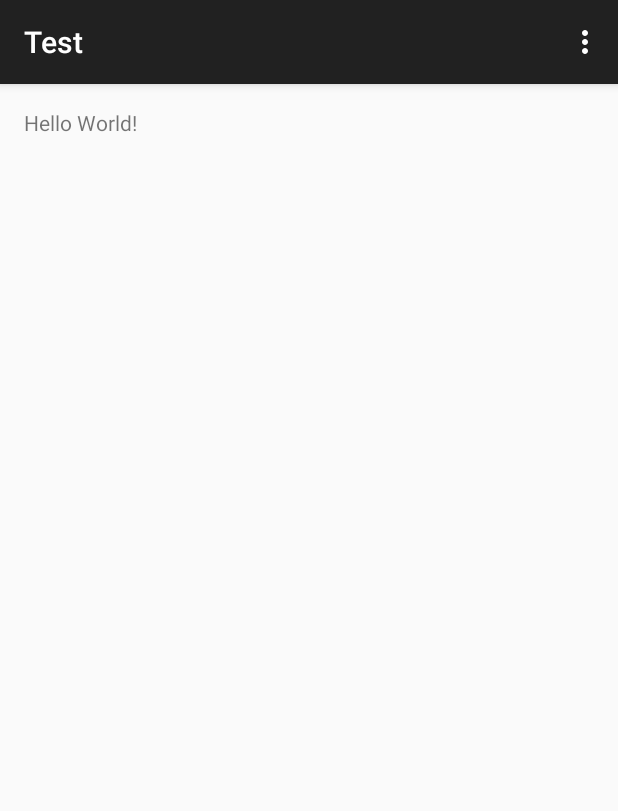
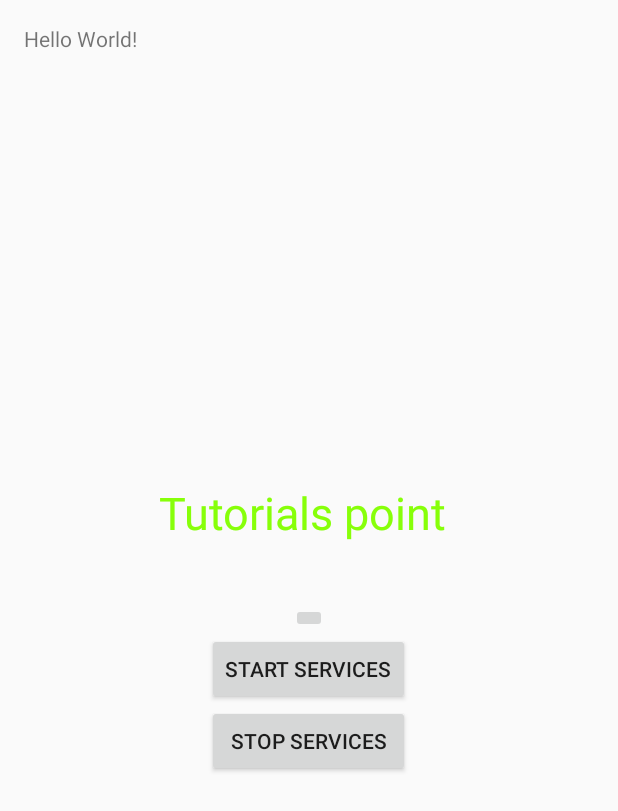
Before and after one commit to lixiangyang09/Android_test, an Android app: the screen it shows after launch (MainActivity), on a phone screen of 412 x 824 dp. Shown: the top 811 px of the screen. Run offline under Robolectric (Android 15) with nearby library versions, the phone set to English and light mode, and no system bars.

Commit message:
add service start and stop test

```diff
--- a/app/src/main/AndroidManifest.xml
+++ b/app/src/main/AndroidManifest.xml
@@ -17,6 +17,8 @@
                 <category android:name="android.intent.category.LAUNCHER"/>
             </intent-filter>
         </activity>
+
+        <service android:name=".MyService" />
     </application>
 
 </manifest>
--- a/app/src/main/java/com/example/study/test/MainActivity.java
+++ b/app/src/main/java/com/example/study/test/MainActivity.java
@@ -1,37 +1,32 @@
 package com.example.study.test;
 
 import android.os.Bundle;
-import android.support.v7.app.ActionBarActivity;
+import android.app.Activity;
 import android.view.Menu;
-import android.view.MenuItem;
+import android.content.Intent;
+import android.view.View;
 
-public class MainActivity extends ActionBarActivity {
+public class MainActivity extends Activity {
 
     @Override
-    protected void onCreate(Bundle savedInstanceState) {
+    public void onCreate(Bundle savedInstanceState) {
         super.onCreate(savedInstanceState);
         setContentView(R.layout.activity_main);
     }
 
     @Override
     public boolean onCreateOptionsMenu(Menu menu) {
-        // Inflate the menu; this adds items to the action bar if it is present.
         getMenuInflater().inflate(R.menu.menu_main, menu);
         return true;
     }
 
-    @Override
-    public boolean onOptionsItemSelected(MenuItem item) {
-        // Handle action bar item clicks here. The action bar will
-        // automatically handle clicks on the Home/Up button, so long
-        // as you specify a parent activity in AndroidManifest.xml.
-        int id = item.getItemId();
+    // Method to start the service
+    public void startService(View view) {
+        startService(new Intent(getBaseContext(), MyService.class));
+    }
 
-        //noinspection SimplifiableIfStatement
-        if (id == R.id.action_settings) {
-            return true;
-        }
-
-        return super.onOptionsItemSelected(item);
+    // Method to stop the service
+    public void stopService(View view) {
+        stopService(new Intent(getBaseContext(), MyService.class));
     }
 }
--- /dev/null
+++ b/app/src/main/java/com/example/study/test/MyService.java
@@ -0,0 +1,30 @@
+package com.example.study.test;
+
+/**
+ * Created by study on 2016/6/16.
+ */
+import android.app.Service;
+import android.content.Intent;
+import android.os.IBinder;
+import android.widget.Toast;
+
+public class MyService extends Service {
+
+    @Override
+    public IBinder onBind(Intent arg0) {
+        return null;
+    }
+
+    @Override
+    public int onStartCommand(Intent intent, int flags, int startId) {
+        // Let it continue running until it is stopped.
+        Toast.makeText(this, "Service Started", Toast.LENGTH_LONG).show();
+        return START_STICKY;
+    }
+
+    @Override
+    public void onDestroy() {
+        super.onDestroy();
+        Toast.makeText(this, "Service Destroyed", Toast.LENGTH_LONG).show();
+    }
+}
--- a/app/src/main/res/layout/activity_main.xml
+++ b/app/src/main/res/layout/activity_main.xml
@@ -14,4 +14,45 @@
             android:text="Hello World!"
             android:layout_width="wrap_content"
             android:layout_height="wrap_content"/>
+
+    <TextView
+            android:id="@+id/textView2"
+            android:layout_width="wrap_content"
+            android:layout_height="wrap_content"
+            android:text="Tutorials point "
+            android:textColor="#ff87ff09"
+            android:textSize="30dp"
+            android:layout_above="@+id/imageButton"
+            android:layout_centerHorizontal="true"
+            android:layout_marginBottom="40dp" />
+
+    <ImageButton
+            android:layout_width="wrap_content"
+            android:layout_height="wrap_content"
+            android:id="@+id/imageButton"
+
+            android:layout_centerVertical="true"
+            android:layout_centerHorizontal="true" />
+
+    <Button
+            android:layout_width="wrap_content"
+            android:layout_height="wrap_content"
+            android:id="@+id/button2"
+            android:text="Start Services"
+            android:onClick="startService"
+            android:layout_below="@+id/imageButton"
+            android:layout_centerHorizontal="true" />
+
+    <Button
+            android:layout_width="wrap_content"
+            android:layout_height="wrap_content"
+            android:text="Stop Services"
+            android:id="@+id/button"
+            android:onClick="stopService"
+            android:layout_below="@+id/button2"
+            android:layout_alignLeft="@+id/button2"
+            android:layout_alignStart="@+id/button2"
+            android:layout_alignRight="@+id/button2"
+            android:layout_alignEnd="@+id/button2" />
+
 </RelativeLayout>
--- a/app/src/main/res/values/strings.xml
+++ b/app/src/main/res/values/strings.xml
@@ -1,4 +1,5 @@
 <resources>
     <string name="app_name">Test</string>
     <string name="action_settings">Settings</string>
+    <string name="title_activity_main">MainActivity</string>
 </resources>
```
